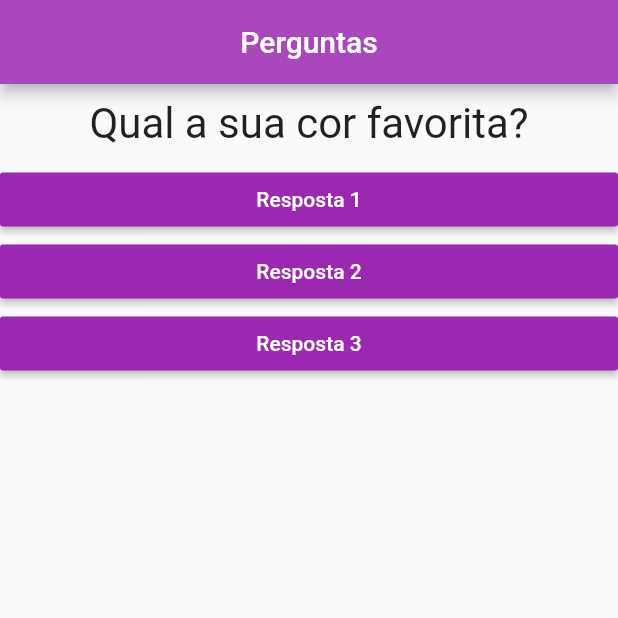
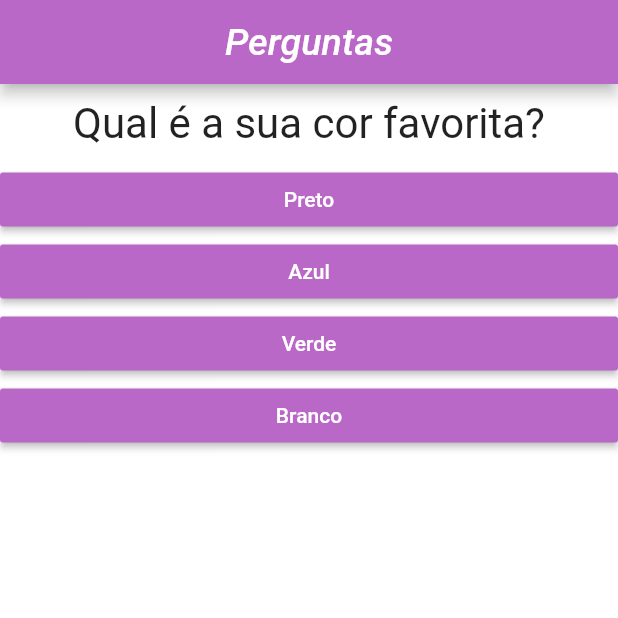
Before and after one commit to jesifreire/ProjetoQuizFlutter, a Flutter app: the screen it shows after launch, on a phone screen of 412 x 824 dp, the top half of it. Run offline on Flutter 3.47's test engine with Material 2 defaults, Android fonts, the phone set to English and light mode, and no system bars.

Commit message:
Evoluindo projeto, utilizando Map

```diff
--- a/projeto_perguntas/lib/main.dart
+++ b/projeto_perguntas/lib/main.dart
@@ -1,9 +1,8 @@
 import 'package:flutter/material.dart';
-import 'package:projeto_perguntas/questao.dart';
+import 'resultado.dart';
+import 'questionario.dart';
 
-import 'resposta.dart';
-
-void main() {
+main() {
   runApp(PerguntaApp());
 }
 
@@ -14,36 +13,79 @@ class PerguntaApp extends StatefulWidget {
 
 class _PerguntaAppState extends State<PerguntaApp> {
   var _perguntaSelecionada = 0;
+  var _pontuacaoTotal = 0;
+  final _perguntas = const [
+    {
+      'texto': 'Qual é a sua cor favorita?',
+      'respostas': [
+        {'texto': 'Preto', 'pontuacao': 10},
+        {'texto': 'Azul', 'pontuacao': 10},
+        {'texto': 'Verde', 'pontuacao': 10},
+        {'texto': 'Branco', 'pontuacao': 10},
+      ],
+    },
+    {
+      'texto': 'Qual é o seu animal favorito?',
+      'respostas': [
+        {'texto': 'Cachorro', 'pontuacao': 10},
+        {'texto': 'Gato', 'pontuacao': 8},
+        {'texto': 'Baleia', 'pontuacao': 10},
+        {'texto': 'Peixe', 'pontuacao': 9},
+      ],
+    },
+    {
+      'texto': 'Qual o seu desenho favorito?',
+      'respostas': [
+        {'texto': 'Snoopy', 'nota': 10},
+        {'texto': 'Três Espiãs Demais', 'nota': 9},
+        {'texto': 'Dragon Ball', 'nota': 8},
+        {'texto': 'She-Ra', 'nota': 10},
+      ],
+    }
+  ];
 
-  void _responder() {
-    setState(() {
-      //Vai aplicar a mudança no estado quando clicar no botão 1
-      _perguntaSelecionada++;
-    });
+  void _responder(int pontuacao) {
+    if (temPerguntaSelecionada) {
+      setState(() {
+        _perguntaSelecionada++;
+        _pontuacaoTotal += pontuacao;
+      });
+    }
+    print(_pontuacaoTotal);
+  }
+
+  bool get temPerguntaSelecionada {
+    return _perguntaSelecionada < _perguntas.length;
   }
 
   @override
   Widget build(BuildContext context) {
-    final perguntas = [
-      'Qual a sua cor favorita?',
-      'Qual é o seu animal favorito?',
-    ];
+    List<Map<String, Object>> respostas = temPerguntaSelecionada
+        ? _perguntas[_perguntaSelecionada]['respostas']
+        : null;
 
     return MaterialApp(
       home: Scaffold(
+        backgroundColor: Colors.white,
         appBar: AppBar(
-          title: Text('Perguntas'),
-          backgroundColor: Colors.purple[400],
+          title: Text(
+            'Perguntas',
+            style: TextStyle(
+              color: Colors.white,
+              fontStyle: FontStyle.italic,
+              fontSize: 25,
+            ),
+          ),
+          backgroundColor: Colors.purple[300],
           centerTitle: true,
         ),
-        body: Column(
-          children: <Widget>[
-            Questao(perguntas[_perguntaSelecionada]),
-            Resposta('Resposta 1', _responder),
-            Resposta('Resposta 2', _responder),
-            Resposta('Resposta 3', _responder),
-          ],
-        ),
+        body: temPerguntaSelecionada
+            ? Questionario(
+                perguntas: _perguntas,
+                perguntaSelecionada: _perguntaSelecionada,
+                responder: _responder,
+              )
+            : Resultado(),
       ),
     );
   }
--- /dev/null
+++ b/projeto_perguntas/lib/questionario.dart
@@ -0,0 +1,35 @@
+import 'package:flutter/material.dart';
+import './questao.dart';
+import './resposta.dart';
+
+class Questionario extends StatelessWidget {
+  final List<Map<String, Object>> perguntas;
+  final int perguntaSelecionada;
+  final void Function(int) responder;
+
+  Questionario({
+    //Criando construtor nomeado que recebe 3 parâmetros
+    @required this.perguntas,
+    @required this.perguntaSelecionada,
+    @required this.responder,
+  });
+
+  bool get temPerguntaSelecionada {
+    return perguntaSelecionada < perguntas.length;
+  }
+
+  @override
+  Widget build(BuildContext context) {
+    List<Map<String, Object>> respostas = temPerguntaSelecionada
+        ? perguntas[perguntaSelecionada]['respostas']
+        : null;
+    return Column(
+      children: <Widget>[
+        Questao(perguntas[perguntaSelecionada]['texto']),
+        ...respostas.map((resp) {
+          return Resposta(resp['texto'], () => responder(resp['pontuacao']));
+        }).toList(),
+      ],
+    );
+  }
+}
--- a/projeto_perguntas/lib/resposta.dart
+++ b/projeto_perguntas/lib/resposta.dart
@@ -1,19 +1,19 @@
 import 'package:flutter/material.dart';
 
 class Resposta extends StatelessWidget {
-  final String resposta;
+  final String texto;
   final void Function() onClick;
 
-  Resposta(this.resposta, this.onClick);
+  Resposta(this.texto, this.onClick);
 
   @override
   Widget build(BuildContext context) {
     return Container(
       width: double.infinity,
       child: RaisedButton(
-        child: Text(resposta),
+        child: Text(texto),
         textColor: Colors.white,
-        color: Colors.purple,
+        color: Colors.purple[300],
         onPressed: onClick,
       ),
     );
--- /dev/null
+++ b/projeto_perguntas/lib/resultado.dart
@@ -0,0 +1,14 @@
+import 'package:flutter/material.dart';
+
+class Resultado extends StatelessWidget {
+  @override
+  Widget build(BuildContext context) {
+    return Center(
+      child: Text(
+        'Parabéns!',
+        style: TextStyle(fontSize: 30, color: Colors.purple[800]),
+        //icon: Icon(Icons.sentiment_satisfied_alt),
+      ),
+    );
+  }
+}
```
